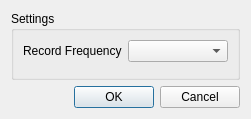
till213/SkyDolly, file src/UserInterface/src/Dialogs/SettingsDialog.ui: the form before one commit.
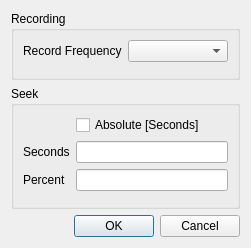
The form after the commit.

Commit message: Add absolute and relative seeking intervals

The edit to the form file:
```diff
--- a/src/UserInterface/src/Dialogs/SettingsDialog.ui
+++ b/src/UserInterface/src/Dialogs/SettingsDialog.ui
@@ -7,17 +7,20 @@
     <x>0</x>
     <y>0</y>
     <width>236</width>
-    <height>114</height>
+    <height>242</height>
    </rect>
   </property>
   <property name="windowTitle">
    <string>Settings</string>
   </property>
   <layout class="QGridLayout" name="gridLayout">
+   <property name="sizeConstraint">
+    <enum>QLayout::SetMinimumSize</enum>
+   </property>
    <item row="0" column="0">
     <widget class="QGroupBox" name="groupBox_5">
      <property name="title">
-      <string>Settings</string>
+      <string>Recording</string>
      </property>
      <layout class="QFormLayout" name="formLayout_4">
       <item row="0" column="0">
@@ -54,6 +57,55 @@
     </widget>
    </item>
    <item row="1" column="0">
+    <widget class="QGroupBox" name="groupBox_6">
+     <property name="title">
+      <string>Seek</string>
+     </property>
+     <layout class="QFormLayout" name="formLayout">
+      <item row="0" column="1">
+       <widget class="QCheckBox" name="absoluteSeekEnabledCheckBox">
+        <property name="text">
+         <string>Absolute [Seconds]</string>
+        </property>
+       </widget>
+      </item>
+      <item row="1" column="0">
+       <widget class="QLabel" name="label">
+        <property name="text">
+         <string>Seconds</string>
+        </property>
+       </widget>
+      </item>
+      <item row="1" column="1">
+       <widget class="QLineEdit" name="seekInSecondsLineEdit"/>
+      </item>
+      <item row="2" column="0">
+       <widget class="QLabel" name="label_2">
+        <property name="text">
+         <string>Percent</string>
+        </property>
+       </widget>
+      </item>
+      <item row="2" column="1">
+       <widget class="QLineEdit" name="seekInPercentLineEdit"/>
+      </item>
+      <item row="3" column="1">
+       <spacer name="verticalSpacer_2">
+        <property name="orientation">
+         <enum>Qt::Vertical</enum>
+        </property>
+        <property name="sizeHint" stdset="0">
+         <size>
+          <width>20</width>
+          <height>40</height>
+         </size>
+        </property>
+       </spacer>
+      </item>
+     </layout>
+    </widget>
+   </item>
+   <item row="2" column="0">
     <widget class="QDialogButtonBox" name="buttonBox">
      <property name="orientation">
       <enum>Qt::Horizontal</enum>
```
The commit also changes 13 other files.
